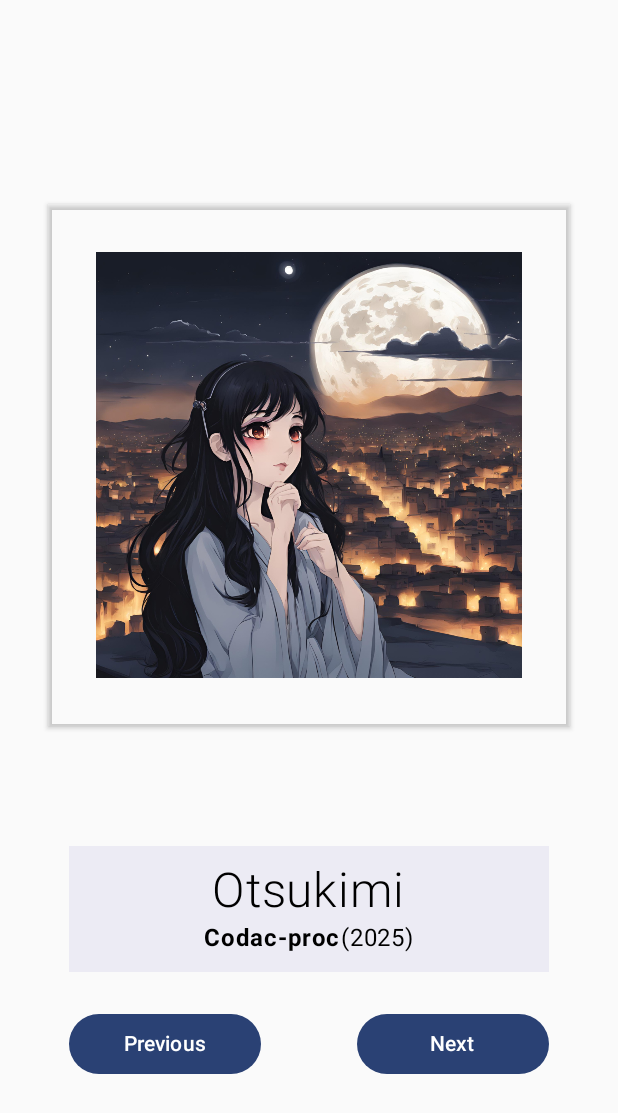
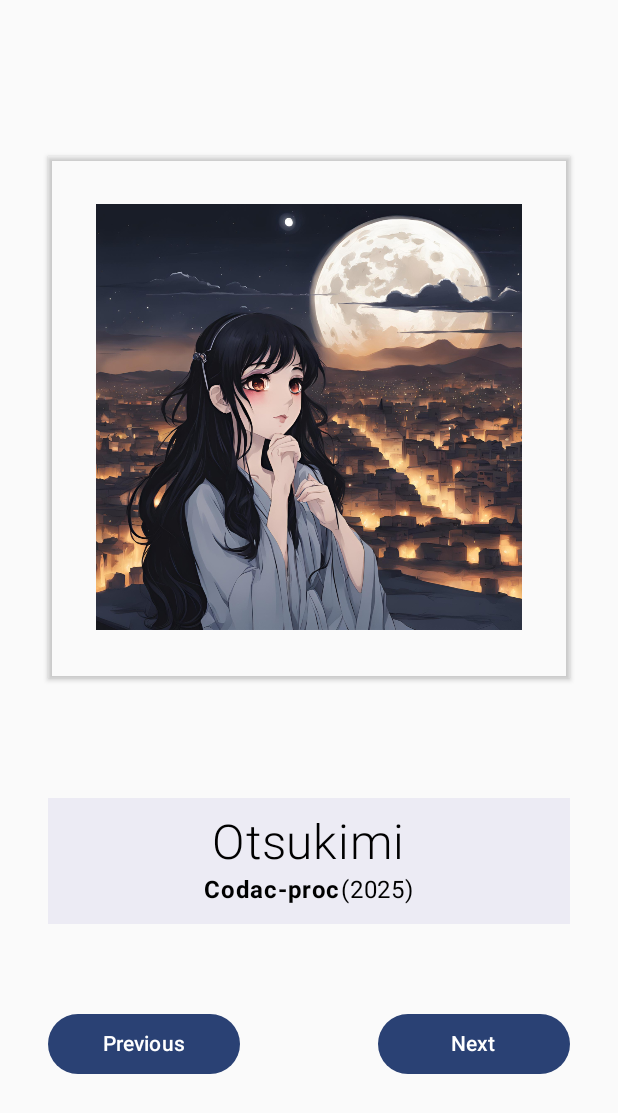
Before and after one commit to codac-proc/ArtSpace, an Android app built with Jetpack Compose: the screen it shows after launch (MainActivity), on a phone screen of 412 x 824 dp. Shown: the top 1113 px of the screen. Run offline under Robolectric (Android 15) with nearby library versions, the phone set to English and light mode, and no system bars.

Commit message:
update to tablet compatible

```diff
--- a/app/src/main/java/jp/math/anti/artspace/MainActivity.kt
+++ b/app/src/main/java/jp/math/anti/artspace/MainActivity.kt
@@ -6,7 +6,6 @@ import androidx.activity.compose.setContent
 import androidx.activity.enableEdgeToEdge
 import androidx.compose.foundation.Image
 import androidx.compose.foundation.background
-import androidx.compose.foundation.border
 import androidx.compose.foundation.layout.Arrangement
 import androidx.compose.foundation.layout.Box
 import androidx.compose.foundation.layout.Column
@@ -16,7 +15,6 @@ import androidx.compose.foundation.layout.fillMaxWidth
 import androidx.compose.foundation.layout.height
 import androidx.compose.foundation.layout.padding
 import androidx.compose.foundation.layout.width
-import androidx.compose.foundation.shape.RoundedCornerShape
 import androidx.compose.material3.Button
 import androidx.compose.material3.Text
 import androidx.compose.runtime.Composable
@@ -35,7 +33,6 @@ import androidx.compose.ui.tooling.preview.Preview
 import androidx.compose.ui.unit.dp
 import androidx.compose.ui.unit.sp
 import jp.math.anti.artspace.ui.theme.ArtSpaceTheme
-import org.intellij.lang.annotations.JdkConstants.HorizontalAlignment
 
 class MainActivity : ComponentActivity() {
     override fun onCreate(savedInstanceState: Bundle?) {
@@ -43,17 +40,14 @@ class MainActivity : ComponentActivity() {
         enableEdgeToEdge()
         setContent {
             ArtSpaceTheme {
-                ArtSpace(
-                    name = "Android",
-                    modifier = Modifier
-                )
+                ArtSpace()
             }
         }
     }
 }
 
 @Composable
-fun ArtSpace(name: String, modifier: Modifier = Modifier) {
+fun ArtSpace() {
     var pageCount by remember { mutableStateOf(0) }
     val imageResource = when(pageCount){
         1 -> R.drawable.design_ai_1
@@ -89,7 +83,7 @@ fun ArtSpace(name: String, modifier: Modifier = Modifier) {
         }
 
         Column(
-            modifier = Modifier.width(320.dp).height(156.dp).padding(top = 48.dp, bottom = 24.dp).background(Color(0xffecebf4)),
+            modifier = Modifier.fillMaxWidth().height(156.dp).padding(start = 32.dp,end = 32.dp,top = 48.dp, bottom = 24.dp).background(Color(0xffecebf4)),
             verticalArrangement = Arrangement.Center,
             horizontalAlignment = Alignment.CenterHorizontally
         ){
@@ -116,7 +110,7 @@ fun ArtSpace(name: String, modifier: Modifier = Modifier) {
         }
 
         Row(
-            modifier = Modifier.width(320.dp),
+            modifier = Modifier.fillMaxWidth().padding(32.dp),
             horizontalArrangement = Arrangement.SpaceBetween
         ){
             Button(
@@ -151,6 +145,6 @@ fun ArtSpace(name: String, modifier: Modifier = Modifier) {
 @Composable
 fun ArtSpacePreview() {
     ArtSpaceTheme {
-        ArtSpace("Android")
+        ArtSpace()
     }
 }
```
